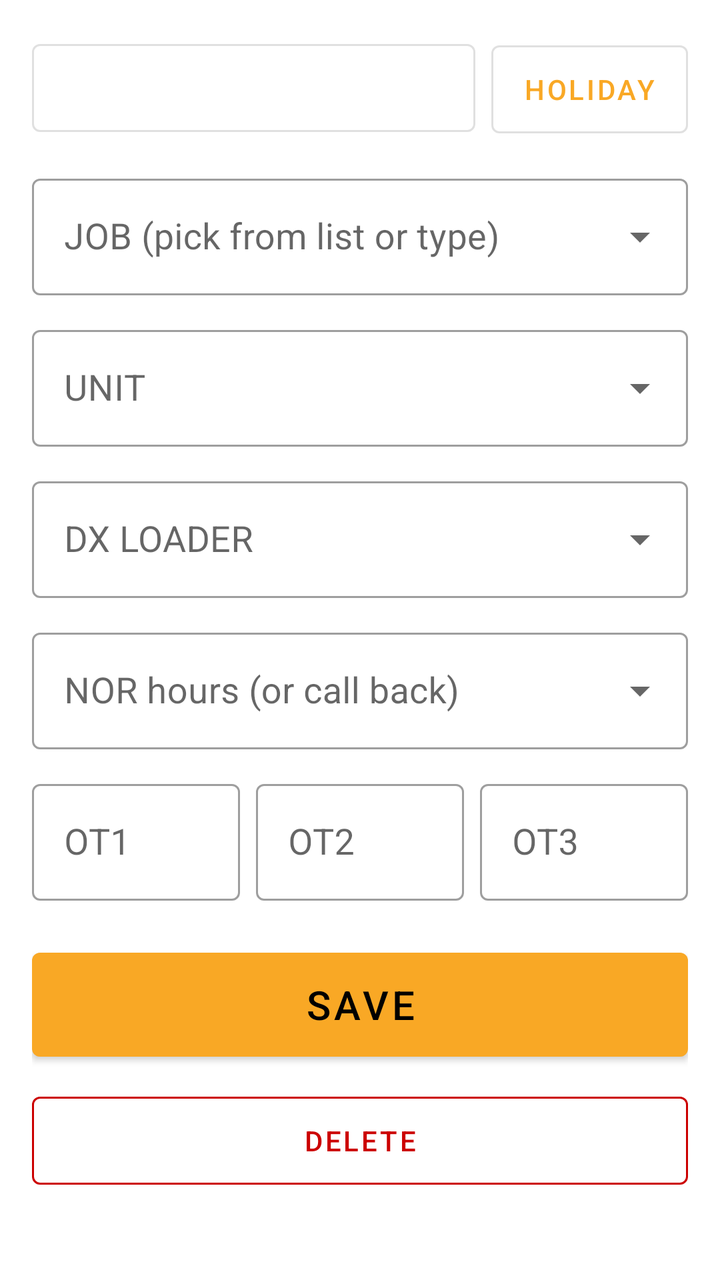
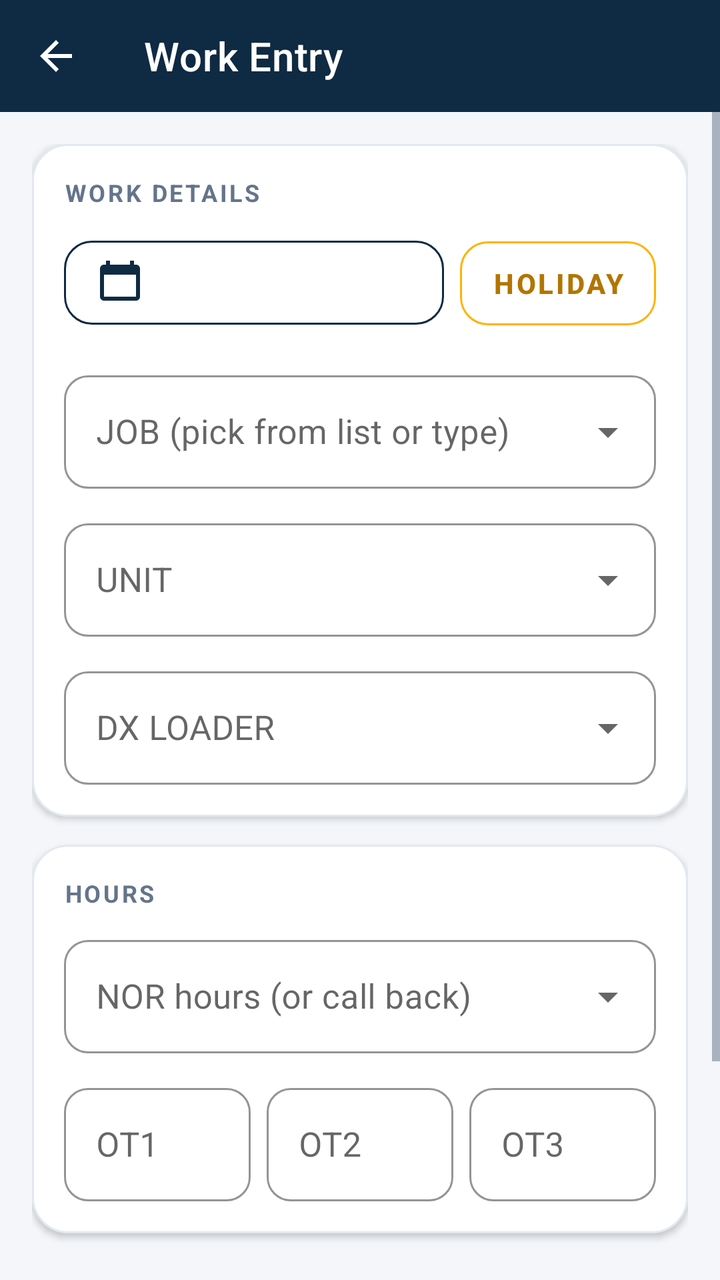

An Android layout rendered at two revisions. The XML below is the earlier revision; the diff shows what the commit changed to produce the second picture.
<!-- AndroidManifest.xml: application theme Theme.DataEntryLift -->
<!-- res/layout/activity_entry.xml -->
<?xml version="1.0" encoding="utf-8"?>
<ScrollView xmlns:android="http://schemas.android.com/apk/res/android"
    xmlns:app="http://schemas.android.com/apk/res-auto"
    android:layout_width="match_parent"
    android:layout_height="match_parent"
    android:fillViewport="true">

    <LinearLayout
        android:layout_width="match_parent"
        android:layout_height="wrap_content"
        android:orientation="vertical"
        android:padding="16dp">

        <LinearLayout
            android:layout_width="match_parent"
            android:layout_height="wrap_content"
            android:orientation="horizontal">

            <com.google.android.material.button.MaterialButton
                android:id="@+id/btnDate"
                style="@style/Widget.MaterialComponents.Button.OutlinedButton"
                android:layout_width="0dp"
                android:layout_height="56dp"
                android:layout_marginEnd="8dp"
                android:layout_weight="1"
                android:textSize="16sp" />

            <com.google.android.material.button.MaterialButton
                android:id="@+id/btnHoliday"
                style="@style/Widget.MaterialComponents.Button.OutlinedButton"
                android:layout_width="wrap_content"
                android:layout_height="56dp"
                android:text="@string/holiday" />
        </LinearLayout>

        <com.google.android.material.textfield.TextInputLayout
            style="@style/Widget.MaterialComponents.TextInputLayout.OutlinedBox.ExposedDropdownMenu"
            android:layout_width="match_parent"
            android:layout_height="wrap_content"
            android:layout_marginTop="12dp"
            android:hint="@string/hint_job">

            <com.google.android.material.textfield.MaterialAutoCompleteTextView
                android:id="@+id/inputJob"
                android:layout_width="match_parent"
                android:layout_height="wrap_content"
                android:inputType="textCapCharacters"
                android:textSize="18sp" />
        </com.google.android.material.textfield.TextInputLayout>

        <com.google.android.material.textfield.TextInputLayout
            style="@style/Widget.MaterialComponents.TextInputLayout.OutlinedBox.ExposedDropdownMenu"
            android:layout_width="match_parent"
            android:layout_height="wrap_content"
            android:layout_marginTop="12dp"
            android:hint="@string/hint_unit">

            <com.google.android.material.textfield.MaterialAutoCompleteTextView
                android:id="@+id/inputUnit"
                android:layout_width="match_parent"
                android:layout_height="wrap_content"
                android:inputType="textCapCharacters"
                android:textSize="18sp" />
        </com.google.android.material.textfield.TextInputLayout>

        <com.google.android.material.textfield.TextInputLayout
            style="@style/Widget.MaterialComponents.TextInputLayout.OutlinedBox.ExposedDropdownMenu"
            android:layout_width="match_parent"
            android:layout_height="wrap_content"
            android:layout_marginTop="12dp"
            android:hint="@string/hint_dx">

            <com.google.android.material.textfield.MaterialAutoCompleteTextView
                android:id="@+id/inputDx"
                android:layout_width="match_parent"
                android:layout_height="wrap_content"
                android:inputType="textCapCharacters"
                android:textSize="18sp" />
        </com.google.android.material.textfield.TextInputLayout>

        <com.google.android.material.textfield.TextInputLayout
            style="@style/Widget.MaterialComponents.TextInputLayout.OutlinedBox.ExposedDropdownMenu"
            android:layout_width="match_parent"
            android:layout_height="wrap_content"
            android:layout_marginTop="12dp"
            android:hint="@string/hint_nor">

            <com.google.android.material.textfield.MaterialAutoCompleteTextView
                android:id="@+id/inputNor"
                android:layout_width="match_parent"
                android:layout_height="wrap_content"
                android:inputType="text"
                android:textSize="18sp" />
        </com.google.android.material.textfield.TextInputLayout>

        <LinearLayout
            android:layout_width="match_parent"
            android:layout_height="wrap_content"
            android:layout_marginTop="12dp"
            android:orientation="horizontal">

            <com.google.android.material.textfield.TextInputLayout
                style="@style/Widget.MaterialComponents.TextInputLayout.OutlinedBox"
                android:layout_width="0dp"
                android:layout_height="wrap_content"
                android:layout_marginEnd="8dp"
                android:layout_weight="1"
                android:hint="@string/hint_ot1">

                <com.google.android.material.textfield.TextInputEditText
                    android:id="@+id/inputOt1"
                    android:layout_width="match_parent"
                    android:layout_height="wrap_content"
                    android:inputType="numberDecimal"
                    android:textSize="18sp" />
            </com.google.android.material.textfield.TextInputLayout>

            <com.google.android.material.textfield.TextInputLayout
                style="@style/Widget.MaterialComponents.TextInputLayout.OutlinedBox"
                android:layout_width="0dp"
                android:layout_height="wrap_content"
                android:layout_marginEnd="8dp"
                android:layout_weight="1"
                android:hint="@string/hint_ot2">

                <com.google.android.material.textfield.TextInputEditText
                    android:id="@+id/inputOt2"
                    android:layout_width="match_parent"
                    android:layout_height="wrap_content"
                    android:inputType="numberDecimal"
                    android:textSize="18sp" />
            </com.google.android.material.textfield.TextInputLayout>

            <com.google.android.material.textfield.TextInputLayout
                style="@style/Widget.MaterialComponents.TextInputLayout.OutlinedBox"
                android:layout_width="0dp"
                android:layout_height="wrap_content"
                android:layout_weight="1"
                android:hint="@string/hint_ot3">

                <com.google.android.material.textfield.TextInputEditText
                    android:id="@+id/inputOt3"
                    android:layout_width="match_parent"
                    android:layout_height="wrap_content"
                    android:inputType="numberDecimal"
                    android:textSize="18sp" />
            </com.google.android.material.textfield.TextInputLayout>
        </LinearLayout>

        <com.google.android.material.button.MaterialButton
            android:id="@+id/btnSave"
            android:layout_width="match_parent"
            android:layout_height="64dp"
            android:layout_marginTop="20dp"
            android:text="@string/save"
            android:textSize="20sp" />

        <com.google.android.material.button.MaterialButton
            android:id="@+id/btnDelete"
            style="@style/Widget.MaterialComponents.Button.OutlinedButton"
            android:layout_width="match_parent"
            android:layout_height="56dp"
            android:layout_marginTop="8dp"
            android:text="@string/delete"
            android:textColor="@color/red"
            app:strokeColor="@color/red" />

    </LinearLayout>
</ScrollView>
<!-- resources referenced by this layout -->
<resources>
  <color name="red">#CC0000</color>
  <string name="delete">Delete</string>
  <string name="hint_dx">DX LOADER</string>
  <string name="hint_job">JOB (pick from list or type)</string>
  <string name="hint_nor">NOR hours (or call back)</string>
  <string name="hint_ot1">OT1</string>
  <string name="hint_ot2">OT2</string>
  <string name="hint_ot3">OT3</string>
  <string name="hint_unit">UNIT</string>
  <string name="holiday">Holiday</string>
  <string name="save">SAVE</string>
  <style name="Theme.DataEntryLift" parent="Theme.MaterialComponents.Light.DarkActionBar">
          <item name="colorPrimary">@color/primary</item>
          <item name="colorPrimaryVariant">@color/primaryDark</item>
          <item name="colorOnPrimary">@android:color/black</item>
          <item name="colorSecondary">@color/secondary</item>
      </style>
  <color name="primary">#F9A825</color>
  <color name="primaryDark">#F57F17</color>
  <color name="secondary">#37474F</color>
</resources>

<!-- the commit's change to res/layout/activity_entry.xml (unified diff, before → after) -->
@@ -1,169 +1,290 @@
 <?xml version="1.0" encoding="utf-8"?>
-<ScrollView xmlns:android="http://schemas.android.com/apk/res/android"
+<LinearLayout xmlns:android="http://schemas.android.com/apk/res/android"
     xmlns:app="http://schemas.android.com/apk/res-auto"
     android:layout_width="match_parent"
     android:layout_height="match_parent"
-    android:fillViewport="true">
-
-    <LinearLayout
+    android:background="@color/bg"
+    android:orientation="vertical">
+
+    <com.google.android.material.appbar.MaterialToolbar
+        android:id="@+id/toolbar"
         android:layout_width="match_parent"
-        android:layout_height="wrap_content"
-        android:orientation="vertical"
-        android:padding="16dp">
+        android:layout_height="?attr/actionBarSize"
+        android:background="@color/navy"
+        app:navigationIcon="@drawable/ic_back"
+        app:title="@string/title_entry"
+        app:titleTextColor="@android:color/white" />
+
+    <ScrollView
+        android:layout_width="match_parent"
+        android:layout_height="0dp"
+        android:layout_weight="1"
+        android:fillViewport="true">
 
         <LinearLayout
             android:layout_width="match_parent"
             android:layout_height="wrap_content"
-            android:orientation="horizontal">
-
-            <com.google.android.material.button.MaterialButton
-                android:id="@+id/btnDate"
-                style="@style/Widget.MaterialComponents.Button.OutlinedButton"
-                android:layout_width="0dp"
-                android:layout_height="56dp"
-                android:layout_marginEnd="8dp"
-                android:layout_weight="1"
-                android:textSize="16sp" />
-
-            <com.google.android.material.button.MaterialButton
-                android:id="@+id/btnHoliday"
-                style="@style/Widget.MaterialComponents.Button.OutlinedButton"
-                android:layout_width="wrap_content"
-                android:layout_height="56dp"
-                android:text="@string/holiday" />
-        </LinearLayout>
-
-        <com.google.android.material.textfield.TextInputLayout
-            style="@style/Widget.MaterialComponents.TextInputLayout.OutlinedBox.ExposedDropdownMenu"
-            android:layout_width="match_parent"
-            android:layout_height="wrap_content"
-            android:layout_marginTop="12dp"
-            android:hint="@string/hint_job">
-
-            <com.google.android.material.textfield.MaterialAutoCompleteTextView
-                android:id="@+id/inputJob"
+            android:orientation="vertical"
+            android:padding="16dp">
+
+            <com.google.android.material.card.MaterialCardView
                 android:layout_width="match_parent"
                 android:layout_height="wrap_content"
-                android:inputType="textCapCharacters"
-                android:textSize="18sp" />
-        </com.google.android.material.textfield.TextInputLayout>
-
-        <com.google.android.material.textfield.TextInputLayout
-            style="@style/Widget.MaterialComponents.TextInputLayout.OutlinedBox.ExposedDropdownMenu"
-            android:layout_width="match_parent"
-            android:layout_height="wrap_content"
-            android:layout_marginTop="12dp"
-            android:hint="@string/hint_unit">
-
-            <com.google.android.material.textfield.MaterialAutoCompleteTextView
-                android:id="@+id/inputUnit"
-                android:layout_width="match_parent"
-                android:layout_height="wrap_content"
-                android:inputType="textCapCharacters"
-                android:textSize="18sp" />
-        </com.google.android.material.textfield.TextInputLayout>
-
-        <com.google.android.material.textfield.TextInputLayout
-            style="@style/Widget.MaterialComponents.TextInputLayout.OutlinedBox.ExposedDropdownMenu"
-            android:layout_width="match_parent"
-            android:layout_height="wrap_content"
-            android:layout_marginTop="12dp"
-            android:hint="@string/hint_dx">
-
-            <com.google.android.material.textfield.MaterialAutoCompleteTextView
-                android:id="@+id/inputDx"
-                android:layout_width="match_parent"
-                android:layout_height="wrap_content"
-                android:inputType="textCapCharacters"
-                android:textSize="18sp" />
-        </com.google.android.material.textfield.TextInputLayout>
-
-        <com.google.android.material.textfield.TextInputLayout
-            style="@style/Widget.MaterialComponents.TextInputLayout.OutlinedBox.ExposedDropdownMenu"
-            android:layout_width="match_parent"
-            android:layout_height="wrap_content"
-            android:layout_marginTop="12dp"
-            android:hint="@string/hint_nor">
-
-            <com.google.android.material.textfield.MaterialAutoCompleteTextView
-                android:id="@+id/inputNor"
-                android:layout_width="match_parent"
-                android:layout_height="wrap_content"
-                android:inputType="text"
-                android:textSize="18sp" />
-        </com.google.android.material.textfield.TextInputLayout>
-
-        <LinearLayout
-            android:layout_width="match_parent"
-            android:layout_height="wrap_content"
-            android:layout_marginTop="12dp"
-            android:orientation="horizontal">
-
-            <com.google.android.material.textfield.TextInputLayout
-                style="@style/Widget.MaterialComponents.TextInputLayout.OutlinedBox"
-                android:layout_width="0dp"
-                android:layout_height="wrap_content"
-                android:layout_marginEnd="8dp"
-                android:layout_weight="1"
-                android:hint="@string/hint_ot1">
-
-                <com.google.android.material.textfield.TextInputEditText
-                    android:id="@+id/inputOt1"
+                app:cardBackgroundColor="@color/card"
+                app:cardCornerRadius="18dp"
+                app:cardElevation="2dp"
+                app:contentPadding="16dp"
+                app:strokeColor="@color/divider"
+                app:strokeWidth="1dp">
+
+                <LinearLayout
                     android:layout_width="match_parent"
                     android:layout_height="wrap_content"
-                    android:inputType="numberDecimal"
-                    android:textSize="18sp" />
-            </com.google.android.material.textfield.TextInputLayout>
-
-            <com.google.android.material.textfield.TextInputLayout
-                style="@style/Widget.MaterialComponents.TextInputLayout.OutlinedBox"
-                android:layout_width="0dp"
+                    android:orientation="vertical">
+
+                    <TextView
+                        android:layout_width="wrap_content"
+                        android:layout_height="wrap_content"
+                        android:letterSpacing="0.1"
+                        android:text="@string/section_work"
+                        android:textColor="@color/textSecondary"
+                        android:textSize="12sp"
+                        android:textStyle="bold" />
+
+                    <LinearLayout
+                        android:layout_width="match_parent"
+                        android:layout_height="wrap_content"
+                        android:layout_marginTop="10dp"
+                        android:orientation="horizontal">
+
+                        <com.google.android.material.button.MaterialButton
+                            android:id="@+id/btnDate"
+                            style="@style/Widget.MaterialComponents.Button.OutlinedButton"
+                            android:layout_width="0dp"
+                            android:layout_height="54dp"
+                            android:layout_marginEnd="8dp"
+                            android:layout_weight="1"
+                            android:textColor="@color/navy"
+                            android:textSize="15sp"
+                            android:textStyle="bold"
+                            app:cornerRadius="14dp"
+                            app:icon="@drawable/ic_calendar"
+                            app:iconTint="@color/navy"
+                            app:strokeColor="@color/navy" />
+
+                        <com.google.android.material.button.MaterialButton
+                            android:id="@+id/btnHoliday"
+                            style="@style/Widget.MaterialComponents.Button.OutlinedButton"
+                            android:layout_width="wrap_content"
+                            android:layout_height="54dp"
+                            android:text="@string/holiday"
+                            android:textColor="@color/goldDeep"
+                            android:textStyle="bold"
+                            app:cornerRadius="14dp"
+                            app:strokeColor="@color/gold" />
+                    </LinearLayout>
+
+                    <com.google.android.material.textfield.TextInputLayout
+                        style="@style/Widget.MaterialComponents.TextInputLayout.OutlinedBox.ExposedDropdownMenu"
+                        android:layout_width="match_parent"
+                        android:layout_height="wrap_content"
+                        android:layout_marginTop="14dp"
+                        android:hint="@string/hint_job"
+                        app:boxCornerRadiusBottomEnd="12dp"
+                        app:boxCornerRadiusBottomStart="12dp"
+                        app:boxCornerRadiusTopEnd="12dp"
+                        app:boxCornerRadiusTopStart="12dp"
+                        app:boxStrokeColor="@color/navy">
+
+                        <com.google.android.material.textfield.MaterialAutoCompleteTextView
+                            android:id="@+id/inputJob"
+                            android:layout_width="match_parent"
+                            android:layout_height="wrap_content"
+                            android:inputType="textCapCharacters"
+                            android:textSize="17sp" />
+                    </com.google.android.material.textfield.TextInputLayout>
+
+                    <com.google.android.material.textfield.TextInputLayout
+                        style="@style/Widget.MaterialComponents.TextInputLayout.OutlinedBox.ExposedDropdownMenu"
+                        android:layout_width="match_parent"
+                        android:layout_height="wrap_content"
+                        android:layout_marginTop="12dp"
+                        android:hint="@string/hint_unit"
+                        app:boxCornerRadiusBottomEnd="12dp"
+                        app:boxCornerRadiusBottomStart="12dp"
+                        app:boxCornerRadiusTopEnd="12dp"
+                        app:boxCornerRadiusTopStart="12dp"
+                        app:boxStrokeColor="@color/navy">
+
+                        <com.google.android.material.textfield.MaterialAutoCompleteTextView
+                            android:id="@+id/inputUnit"
+                            android:layout_width="match_parent"
+                            android:layout_height="wrap_content"
+                            android:inputType="textCapCharacters"
+                            android:textSize="17sp" />
+                    </com.google.android.material.textfield.TextInputLayout>
+
+                    <com.google.android.material.textfield.TextInputLayout
+                        style="@style/Widget.MaterialComponents.TextInputLayout.OutlinedBox.ExposedDropdownMenu"
+                        android:layout_width="match_parent"
+                        android:layout_height="wrap_content"
+                        android:layout_marginTop="12dp"
+                        android:hint="@string/hint_dx"
+                        app:boxCornerRadiusBottomEnd="12dp"
+                        app:boxCornerRadiusBottomStart="12dp"
+                        app:boxCornerRadiusTopEnd="12dp"
+                        app:boxCornerRadiusTopStart="12dp"
+                        app:boxStrokeColor="@color/navy">
+
+                        <com.google.android.material.textfield.MaterialAutoCompleteTextView
+                            android:id="@+id/inputDx"
+                            android:layout_width="match_parent"
+                            android:layout_height="wrap_content"
+                            android:inputType="textCapCharacters"
+                            android:textSize="17sp" />
+                    </com.google.android.material.textfield.TextInputLayout>
+                </LinearLayout>
+            </com.google.android.material.card.MaterialCardView>
+
+            <com.google.android.material.card.MaterialCardView
+                android:layout_width="match_parent"
                 android:layout_height="wrap_content"
-                android:layout_marginEnd="8dp"
-                android:layout_weight="1"
-                android:hint="@string/hint_ot2">
-
-                <com.google.android.material.textfield.TextInputEditText
-                    android:id="@+id/inputOt2"
+                android:layout_marginTop="14dp"
+                app:cardBackgroundColor="@color/card"
+                app:cardCornerRadius="18dp"
+                app:cardElevation="2dp"
+                app:contentPadding="16dp"
+                app:strokeColor="@color/divider"
+                app:strokeWidth="1dp">
+
+                <LinearLayout
                     android:layout_width="match_parent"
                     android:layout_height="wrap_content"
-                    android:inputType="numberDecimal"
-                    android:textSize="18sp" />
-            </com.google.android.material.textfield.TextInputLayout>
-
-            <com.google.android.material.textfield.TextInputLayout
-                style="@style/Widget.MaterialComponents.TextInputLayout.OutlinedBox"
-                android:layout_width="0dp"
-                android:layout_height="wrap_content"
-                android:layout_weight="1"
-                android:hint="@string/hint_ot3">
-
-                <com.google.android.material.textfield.TextInputEditText
-                    android:id="@+id/inputOt3"
-                    android:layout_width="match_parent"
-                    android:layout_height="wrap_content"
-                    android:inputType="numberDecimal"
-                    android:textSize="18sp" />
-            </com.google.android.material.textfield.TextInputLayout>
+                    android:orientation="vertical">
+
+                    <TextView
+                        android:layout_width="wrap_content"
+                        android:layout_height="wrap_content"
+                        android:letterSpacing="0.1"
+                        android:text="@string/section_hours"
+                        android:textColor="@color/textSecondary"
+                        android:textSize="12sp"
+                        android:textStyle="bold" />
+
+                    <com.google.android.material.textfield.TextInputLayout
+                        style="@style/Widget.MaterialComponents.TextInputLayout.OutlinedBox.ExposedDropdownMenu"
+                        android:layout_width="match_parent"
+                        android:layout_height="wrap_content"
+                        android:layout_marginTop="10dp"
+                        android:hint="@string/hint_nor"
+                        app:boxCornerRadiusBottomEnd="12dp"
+                        app:boxCornerRadiusBottomStart="12dp"
+                        app:boxCornerRadiusTopEnd="12dp"
+                        app:boxCornerRadiusTopStart="12dp"
+                        app:boxStrokeColor="@color/navy">
+
+                        <com.google.android.material.textfield.MaterialAutoCompleteTextView
+                            android:id="@+id/inputNor"
+                            android:layout_width="match_parent"
+                            android:layout_height="wrap_content"
+                            android:inputType="text"
+                            android:textSize="17sp" />
+                    </com.google.android.material.textfield.TextInputLayout>
+
+                    <LinearLayout
+                        android:layout_width="match_parent"
+                        android:layout_height="wrap_content"
+                        android:layout_marginTop="12dp"
+                        android:orientation="horizontal">
+
+                        <com.google.android.material.textfield.TextInputLayout
+                            style="@style/Widget.MaterialComponents.TextInputLayout.OutlinedBox"
+                            android:layout_width="0dp"
+                            android:layout_height="wrap_content"
+                            android:layout_marginEnd="8dp"
+                            android:layout_weight="1"
+                            android:hint="@string/hint_ot1"
+                            app:boxCornerRadiusBottomEnd="12dp"
+                            app:boxCornerRadiusBottomStart="12dp"
+                            app:boxCornerRadiusTopEnd="12dp"
+                            app:boxCornerRadiusTopStart="12dp"
+                            app:boxStrokeColor="@color/navy">
+
+                            <com.google.android.material.textfield.TextInputEditText
+                                android:id="@+id/inputOt1"
+                                android:layout_width="match_parent"
+                                android:layout_height="wrap_content"
+                                android:inputType="numberDecimal"
+                                android:textSize="17sp" />
+                        </com.google.android.material.textfield.TextInputLayout>
+
+                        <com.google.android.material.textfield.TextInputLayout
+                            style="@style/Widget.MaterialComponents.TextInputLayout.OutlinedBox"
+                            android:layout_width="0dp"
+                            android:layout_height="wrap_content"
+                            android:layout_marginEnd="8dp"
+                            android:layout_weight="1"
+                            android:hint="@string/hint_ot2"
+                            app:boxCornerRadiusBottomEnd="12dp"
+                            app:boxCornerRadiusBottomStart="12dp"
+                            app:boxCornerRadiusTopEnd="12dp"
+                            app:boxCornerRadiusTopStart="12dp"
+                            app:boxStrokeColor="@color/navy">
+
+                            <com.google.android.material.textfield.TextInputEditText
+                                android:id="@+id/inputOt2"
+                                android:layout_width="match_parent"
+                                android:layout_height="wrap_content"
+                                android:inputType="numberDecimal"
+                                android:textSize="17sp" />
+                        </com.google.android.material.textfield.TextInputLayout>
+
+                        <com.google.android.material.textfield.TextInputLayout
+                            style="@style/Widget.MaterialComponents.TextInputLayout.OutlinedBox"
+                            android:layout_width="0dp"
+                            android:layout_height="wrap_content"
+                            android:layout_weight="1"
+                            android:hint="@string/hint_ot3"
+                            app:boxCornerRadiusBottomEnd="12dp"
+                            app:boxCornerRadiusBottomStart="12dp"
+                            app:boxCornerRadiusTopEnd="12dp"
+                            app:boxCornerRadiusTopStart="12dp"
+                            app:boxStrokeColor="@color/navy">
+
+                            <com.google.android.material.textfield.TextInputEditText
+                                android:id="@+id/inputOt3"
+                                android:layout_width="match_parent"
+                                android:layout_height="wrap_content"
+                                android:inputType="numberDecimal"
+                                android:textSize="17sp" />
+                        </com.google.android.material.textfield.TextInputLayout>
+                    </LinearLayout>
+                </LinearLayout>
+            </com.google.android.material.card.MaterialCardView>
+
+            <com.google.android.material.button.MaterialButton
+                android:id="@+id/btnSave"
+                android:layout_width="match_parent"
+                android:layout_height="60dp"
+                android:layout_marginTop="18dp"
+                android:text="@string/save"
+                android:textColor="@color/navyDark"
+                android:textSize="17sp"
+                android:textStyle="bold"
+                app:backgroundTint="@color/gold"
+                app:cornerRadius="16dp" />
+
+            <com.google.android.material.button.MaterialButton
+                android:id="@+id/btnDelete"
+                style="@style/Widget.MaterialComponents.Button.OutlinedButton"
+                android:layout_width="match_parent"
+                android:layout_height="54dp"
+                android:layout_marginTop="10dp"
+                android:text="@string/delete"
+                android:textColor="@color/red"
+                app:cornerRadius="16dp"
+                app:strokeColor="@color/red" />
+
         </LinearLayout>
-
-        <com.google.android.material.button.MaterialButton
-            android:id="@+id/btnSave"
-            android:layout_width="match_parent"
-            android:layout_height="64dp"
-            android:layout_marginTop="20dp"
-            android:text="@string/save"
-            android:textSize="20sp" />
-
-        <com.google.android.material.button.MaterialButton
-            android:id="@+id/btnDelete"
-            style="@style/Widget.MaterialComponents.Button.OutlinedButton"
-            android:layout_width="match_parent"
-            android:layout_height="56dp"
-            android:layout_marginTop="8dp"
-            android:text="@string/delete"
-            android:textColor="@color/red"
-            app:strokeColor="@color/red" />
-
-    </LinearLayout>
-</ScrollView>
+    </ScrollView>
+</LinearLayout>
<!-- resource entries referenced after the edit -->
@@ -1,6 +1,36 @@
 <!-- resources referenced by this layout -->
 <resources>
-  <color name="red">#CC0000</color>
+  <color name="bg">#F4F6F9</color>
+  <color name="card">#FFFFFF</color>
+  <color name="divider">#E2E8F0</color>
+  <color name="gold">#FFB300</color>
+  <color name="goldDeep">#B27500</color>
+  <color name="navy">#0F2A43</color>
+  <color name="navyDark">#0A1D30</color>
+  <color name="red">#D32F2F</color>
+  <color name="textSecondary">#64748B</color>
+  <!-- drawable ic_back (drawable) -->
+  <?xml version="1.0" encoding="utf-8"?>
+  <vector xmlns:android="http://schemas.android.com/apk/res/android"
+      android:width="24dp"
+      android:height="24dp"
+      android:viewportWidth="24"
+      android:viewportHeight="24">
+      <path
+          android:fillColor="#FFFFFF"
+          android:pathData="M20,11H7.83l5.59,-5.59L12,4l-8,8 8,8 1.41,-1.41L7.83,13H20v-2z" />
+  </vector>
+  <!-- drawable ic_calendar (drawable) -->
+  <?xml version="1.0" encoding="utf-8"?>
+  <vector xmlns:android="http://schemas.android.com/apk/res/android"
+      android:width="24dp"
+      android:height="24dp"
+      android:viewportWidth="24"
+      android:viewportHeight="24">
+      <path
+          android:fillColor="#0F2A43"
+          android:pathData="M20,3h-1L19,1h-2v2L7,3L7,1L5,1v2L4,3c-1.1,0 -2,0.9 -2,2v14c0,1.1 0.9,2 2,2h16c1.1,0 2,-0.9 2,-2L22,5c0,-1.1 -0.9,-2 -2,-2zM20,19L4,19L4,8h16v11z" />
+  </vector>
   <string name="delete">Delete</string>
   <string name="hint_dx">DX LOADER</string>
   <string name="hint_job">JOB (pick from list or type)</string>
@@ -10,15 +40,22 @@
   <string name="hint_ot3">OT3</string>
   <string name="hint_unit">UNIT</string>
   <string name="holiday">Holiday</string>
-  <string name="save">SAVE</string>
-  <style name="Theme.DataEntryLift" parent="Theme.MaterialComponents.Light.DarkActionBar">
-          <item name="colorPrimary">@color/primary</item>
-          <item name="colorPrimaryVariant">@color/primaryDark</item>
-          <item name="colorOnPrimary">@android:color/black</item>
-          <item name="colorSecondary">@color/secondary</item>
+  <string name="save">SAVE ENTRY</string>
+  <string name="section_hours">HOURS</string>
+  <string name="section_work">WORK DETAILS</string>
+  <string name="title_entry">Work Entry</string>
+  <style name="Theme.DataEntryLift" parent="Theme.MaterialComponents.Light.NoActionBar">
+          <item name="colorPrimary">@color/navy</item>
+          <item name="colorPrimaryVariant">@color/navyDark</item>
+          <item name="colorOnPrimary">@android:color/white</item>
+          <item name="colorSecondary">@color/gold</item>
+          <item name="colorSecondaryVariant">@color/goldDeep</item>
+          <item name="colorOnSecondary">@color/navyDark</item>
+          <item name="android:statusBarColor">@color/navyDark</item>
+          <item name="android:windowBackground">@color/bg</item>
+          <item name="android:textColorPrimary">@color/textPrimary</item>
+          <item name="android:textColorSecondary">@color/textSecondary</item>
       </style>
-  <color name="primary">#F9A825</color>
-  <color name="primaryDark">#F57F17</color>
-  <color name="secondary">#37474F</color>
+  <color name="textPrimary">#16283A</color>
 </resources>
 
